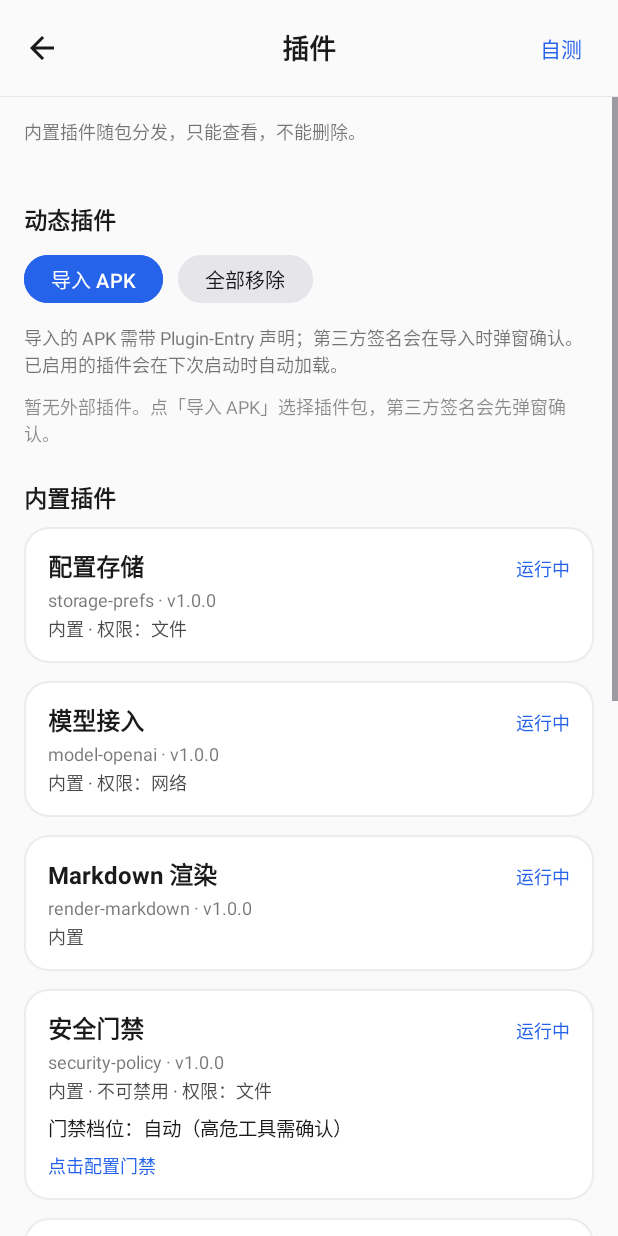
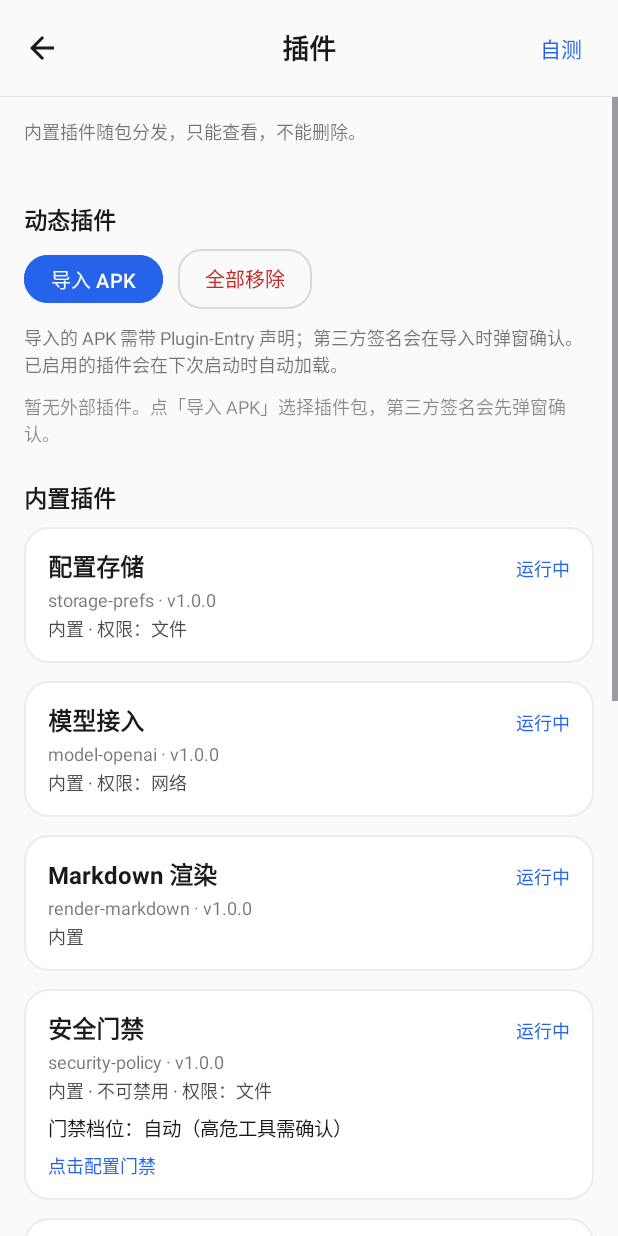
Before and after one commit to aixtin/nyral-lite, an Android app: the PluginsActivity screen opened directly, with no data from a screen before it, on a phone screen of 412 x 824 dp. Run offline under Robolectric (Android 15) with nearby library versions, the phone set to English and light mode, and no system bars; pictures from the network do not load.

Commit message:
界面：弹窗与插件面板统一 M3 风格
- 7 处 AlertDialog 切换 MaterialAlertDialogBuilder，新增统一对话框主题
  （20dp 圆角、浅底、关闭高度叠加避免泛紫、品牌色按钮）
- 删除类确认框抽到 AppDialogs，确认按钮统一用告警红
- 插件声明面板：输入框/下拉改圆角底，明文开关与字段开关改 MaterialSwitch
- 外部插件卡片「设置/移除」改胶囊按钮，「全部移除」同步改描边胶囊

```diff
--- a/app/src/main/java/io/github/aixtin/nyrallite/PersonaSwitcher.kt
+++ b/app/src/main/java/io/github/aixtin/nyrallite/PersonaSwitcher.kt
@@ -4,7 +4,7 @@ import android.app.Activity
 import android.content.Intent
 import android.widget.Toast
 import androidx.activity.result.contract.ActivityResultContracts
-import androidx.appcompat.app.AlertDialog
+import com.google.android.material.dialog.MaterialAlertDialogBuilder
 import androidx.appcompat.app.AppCompatActivity
 
 /**
@@ -45,7 +45,7 @@ internal class PersonaSwitcher(
             apply(id, newSession = false)
             return
         }
-        AlertDialog.Builder(activity)
+        MaterialAlertDialogBuilder(activity)
             .setTitle(R.string.persona_title)
             .setMessage(R.string.persona_switch_message)
             .setPositiveButton(R.string.persona_new_session) { _, _ ->
--- a/app/src/main/java/io/github/aixtin/nyrallite/PluginApkImporter.kt
+++ b/app/src/main/java/io/github/aixtin/nyrallite/PluginApkImporter.kt
@@ -1,7 +1,7 @@
 package io.github.aixtin.nyrallite
 
 import androidx.activity.result.contract.ActivityResultContracts
-import androidx.appcompat.app.AlertDialog
+import com.google.android.material.dialog.MaterialAlertDialogBuilder
 import androidx.appcompat.app.AppCompatActivity
 import io.github.aixtin.nyrallite.plugins.dex.ExternalPluginRecord
 import io.github.aixtin.nyrallite.plugins.dex.StagedApk
@@ -71,7 +71,7 @@ internal class PluginApkImporter(
 
     /** 未知签名：展示包信息与指纹，用户确认后才信任并加载。 */
     private fun confirmThirdPartySigner(staged: StagedApk) {
-        AlertDialog.Builder(activity)
+        MaterialAlertDialogBuilder(activity)
             .setTitle("未知签名的插件")
             .setMessage(
                 buildString {
--- a/app/src/main/java/io/github/aixtin/nyrallite/PluginPanelDialog.kt
+++ b/app/src/main/java/io/github/aixtin/nyrallite/PluginPanelDialog.kt
@@ -1,8 +1,8 @@
 package io.github.aixtin.nyrallite
 
 import android.widget.ScrollView
-import androidx.appcompat.app.AlertDialog
 import androidx.appcompat.app.AppCompatActivity
+import com.google.android.material.dialog.MaterialAlertDialogBuilder
 import io.github.aixtin.nyrallite.kernel.PanelSpec
 import io.github.aixtin.nyrallite.kernel.PluginConfig
 
@@ -18,7 +18,7 @@ internal object PluginPanelDialog {
     ) {
         val form = PluginPanelView(activity, spec, config)
         val scroll = ScrollView(activity).apply { addView(form.root) }
-        AlertDialog.Builder(activity)
+        MaterialAlertDialogBuilder(activity)
             .setTitle(spec.title.ifBlank { "$pluginId 配置" })
             .setView(scroll)
             .setPositiveButton("保存") { _, _ ->
--- a/app/src/main/java/io/github/aixtin/nyrallite/PluginsActivity.kt
+++ b/app/src/main/java/io/github/aixtin/nyrallite/PluginsActivity.kt
@@ -53,7 +53,7 @@ class PluginsActivity : AppCompatActivity() {
             externalPanel.refresh()
         }
         findViewById<Button>(R.id.btn_import_apk).setOnClickListener { importer.launch() }
-        findViewById<Button>(R.id.btn_unload_all).setOnClickListener { unloadAll(app) }
+        findViewById<TextView>(R.id.btn_unload_all).setOnClickListener { unloadAll(app) }
         externalPanel.refresh()
 
         buildPluginCards()
--- a/app/src/main/java/io/github/aixtin/nyrallite/ToolApprovalDialog.kt
+++ b/app/src/main/java/io/github/aixtin/nyrallite/ToolApprovalDialog.kt
@@ -1,7 +1,7 @@
 package io.github.aixtin.nyrallite
 
 import android.app.Activity
-import androidx.appcompat.app.AlertDialog
+import com.google.android.material.dialog.MaterialAlertDialogBuilder
 import io.github.aixtin.nyrallite.contract.ApprovalDecision
 import io.github.aixtin.nyrallite.contract.ToolApproval
 import kotlinx.coroutines.Dispatchers
@@ -46,7 +46,7 @@ class ToolApprovalDialog : ToolApproval {
                 if (cont.isActive) cont.resume(decision)
             }
 
-            val dialog = AlertDialog.Builder(activity)
+            val dialog = MaterialAlertDialogBuilder(activity)
                 .setTitle(activity.getString(R.string.approval_title, tool))
                 .setMessage(activity.getString(R.string.approval_message, pluginId, arguments.take(300)))
                 .setPositiveButton(R.string.approval_allow_once) { _, _ -> settle(ApprovalDecision.ALLOW_ONCE) }
--- a/app/src/main/res/layout/activity_plugins.xml
+++ b/app/src/main/res/layout/activity_plugins.xml
@@ -103,17 +103,17 @@
                     android:textSize="13sp"
                     android:backgroundTint="@color/brand" />
 
-                <Button
+                <TextView
                     android:id="@+id/btn_unload_all"
                     android:layout_width="wrap_content"
                     android:layout_height="40dp"
                     android:layout_marginStart="10dp"
-                    android:minWidth="0dp"
+                    android:background="@drawable/bg_bar_item"
+                    android:gravity="center"
                     android:paddingHorizontal="18dp"
                     android:text="全部移除"
-                    android:textColor="@color/ai_text"
-                    android:textSize="13sp"
-                    android:backgroundTint="@color/divider" />
+                    android:textColor="@color/tool_fail"
+                    android:textSize="13sp" />
             </LinearLayout>
 
             <TextView
--- a/app/src/main/res/values/themes.xml
+++ b/app/src/main/res/values/themes.xml
@@ -5,5 +5,24 @@
         <item name="android:windowBackground">@color/bg</item>
         <item name="android:statusBarColor">@color/bg</item>
         <item name="android:windowLightStatusBar">true</item>
+        <!-- 全部弹窗走统一的 M3 风格：圆角、浅底、品牌色按钮 -->
+        <item name="materialAlertDialogTheme">@style/ThemeOverlay.NyralLite.Dialog</item>
+    </style>
+
+    <style name="ThemeOverlay.NyralLite.Dialog" parent="ThemeOverlay.Material3.MaterialAlertDialog">
+        <item name="colorPrimary">@color/brand</item>
+        <item name="colorSecondary">@color/brand</item>
+        <item name="colorSurface">@color/bg</item>
+        <item name="colorSurfaceContainerHigh">@color/bg</item>
+        <item name="colorOnSurface">@color/ai_text</item>
+        <!-- 关掉 M3 的高度叠加，否则浅色底会被染成淡紫 -->
+        <item name="elevationOverlayEnabled">false</item>
+        <item name="shapeAppearanceOverlay">@style/ShapeAppearance.NyralLite.Dialog</item>
+    </style>
+
+    <!-- 弹窗圆角与卡片(bg_card 16dp)接近，去掉 M3 默认的 28dp 大圆角 -->
+    <style name="ShapeAppearance.NyralLite.Dialog" parent="">
+        <item name="cornerFamily">rounded</item>
+        <item name="cornerSize">20dp</item>
     </style>
 </resources>
```
Also changed, not shown: app/src/main/java/io/github/aixtin/nyrallite/AppDialogs.kt (added, +28 -0 lines), app/src/main/java/io/github/aixtin/nyrallite/ExternalPluginRow.kt (+20 -23 lines), app/src/main/java/io/github/aixtin/nyrallite/HistoryActivity.kt (+8 -9 lines), app/src/main/java/io/github/aixtin/nyrallite/MemoryActivity.kt (+8 -9 lines), app/src/main/java/io/github/aixtin/nyrallite/PersonaActivity.kt (+9 -10 lines), app/src/main/java/io/github/aixtin/nyrallite/PluginPanelView.kt (+10 -5 lines).
